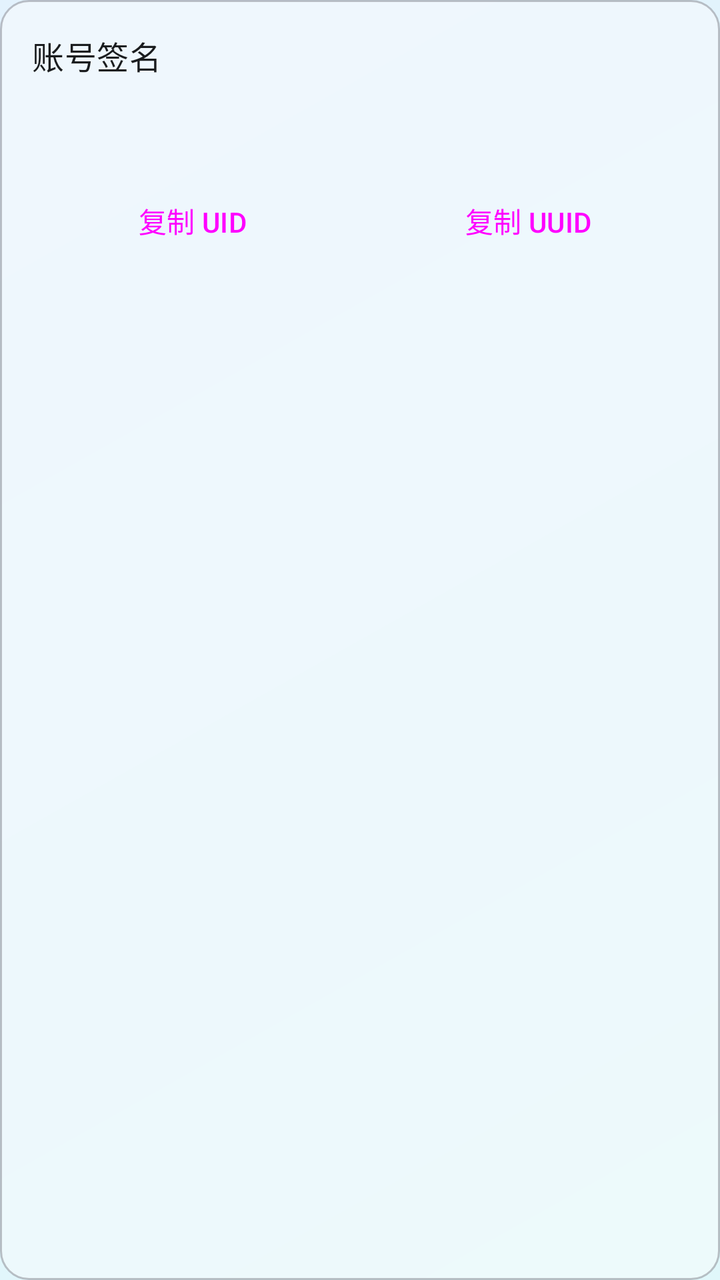
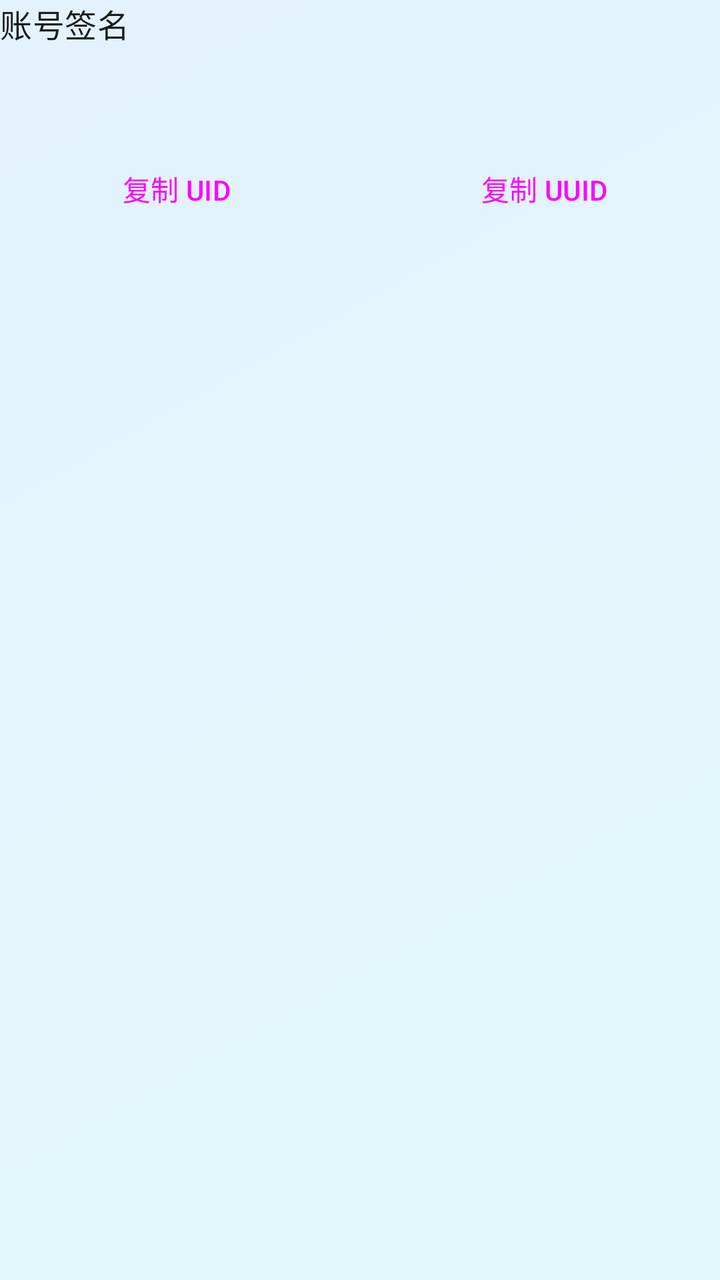

Two renders of the same Android screen: before a commit and after it. Below are the layout's source before the change and the commit's diff.
<!-- AndroidManifest.xml: application theme AppTheme -->
<!-- res/layout/dialog_signature.xml -->
<?xml version="1.0" encoding="utf-8"?>
<LinearLayout xmlns:android="http://schemas.android.com/apk/res/android"
    android:layout_width="match_parent"
    android:layout_height="wrap_content"
    android:orientation="vertical"
    android:padding="16dp"
    android:background="@drawable/bg_dialog_add_friend"
    android:elevation="8dp">

    <TextView
        android:layout_width="wrap_content"
        android:layout_height="wrap_content"
        android:text="账号签名"
        android:textAppearance="?attr/textAppearanceTitleMedium"
        android:textColor="?attr/colorOnSurface"
        android:layout_marginBottom="12dp" />

    <TextView
        android:id="@+id/tv_signature"
        android:layout_width="match_parent"
        android:layout_height="wrap_content"
        android:textIsSelectable="true"
        android:textAppearance="?attr/textAppearanceBodyMedium"
        android:textColor="?attr/colorOnSurfaceVariant"
        android:layout_marginBottom="16dp" />

    <LinearLayout
        android:layout_width="match_parent"
        android:layout_height="wrap_content"
        android:orientation="horizontal">

        <Button
            android:id="@+id/btn_copy"
            style="@style/Widget.Material3.Button"
            android:layout_width="0dp"
            android:layout_weight="1"
            android:layout_height="wrap_content"
            android:text="复制 UID" />

        <Button
            android:id="@+id/btn_copy_uuid"
            style="@style/Widget.Material3.Button.OutlinedButton"
            android:layout_width="0dp"
            android:layout_weight="1"
            android:layout_height="wrap_content"
            android:text="复制 UUID"
            android:layout_marginStart="8dp" />
    </LinearLayout>
</LinearLayout>
<!-- resources referenced by this layout -->
<resources>
  <!-- drawable bg_dialog_add_friend (drawable) -->
  <?xml version="1.0" encoding="utf-8"?>
  <shape xmlns:android="http://schemas.android.com/apk/res/android">
      <solid android:color="@color/glass_light_40" />
      <corners android:radius="14dp" />
      <stroke android:width="1dp" android:color="@color/glass_panel_border" />
  </shape>
  <style name="AppTheme" parent="Base.AppTheme" />
  <color name="glass_light_40">#66FEFCFC</color>
  <color name="glass_panel_border">#8086868E</color>
  <color name="glass_light_50">#80FEFCFC</color>
  <!-- drawable bg_window_gradient (drawable) -->
  <?xml version="1.0" encoding="utf-8"?>
  <shape xmlns:android="http://schemas.android.com/apk/res/android"
      android:shape="rectangle">
      <gradient
          android:type="linear"
          android:startColor="@color/gradient_soft_start"
          android:endColor="@color/gradient_soft_end"
          android:angle="135" />
  </shape>
  <color name="primary">#42A5F5</color>
  <color name="on_primary">#FFFFFF</color>
  <color name="primary_container">#BBDEFB</color>
  <color name="surface">#FAFCFF</color>
  <color name="on_surface">#1A1C1E</color>
  <color name="surface_variant">#DCE9F5</color>
  <color name="on_surface_variant">#43525E</color>
  <color name="error">#B3261E</color>
  <color name="on_error">#FFFFFF</color>
  <color name="error_container">#F9DEDC</color>
  <color name="on_error_container">#410E0B</color>
  <color name="surface_container_low">#F7FBFF</color>
  <color name="on_primary_container">#1B3A5C</color>
  <color name="surface_container">#F1F8FD</color>
  <color name="surface_container_high">#E8F2FB</color>
  <color name="surface_container_highest">#E0EDF8</color>
  <color name="tertiary">#90CAF9</color>
  <color name="on_tertiary">#1B3A5C</color>
  <color name="tertiary_container">#E0F7FA</color>
  <color name="on_tertiary_container">#1F4A5A</color>
  <color name="outline">#79747E</color>
  <color name="outline_variant">#CAC4D0</color>
  <color name="secondary">#64B5F6</color>
  <color name="on_secondary">#FFFFFF</color>
  <color name="secondary_container">#E0F7FA</color>
  <color name="on_secondary_container">#1F4A5A</color>
  <style name="ShapeAppearance.Small" parent="ShapeAppearance.Material3.SmallComponent">
          <item name="cornerFamily">rounded</item>
          <item name="cornerSize">12dp</item>
      </style>
  <style name="ShapeAppearance.Medium" parent="ShapeAppearance.Material3.MediumComponent">
          <item name="cornerFamily">rounded</item>
          <item name="cornerSize">18dp</item>
      </style>
  <style name="ShapeAppearance.Large" parent="ShapeAppearance.Material3.LargeComponent">
          <item name="cornerFamily">rounded</item>
          <item name="cornerSize">28dp</item>
      </style>
  <color name="gradient_soft_start">#E0F7FA</color>
  <color name="gradient_soft_end">#E3F2FD</color>
  <!-- unchanged entries left out for length: 1 -->
</resources>

<!-- the commit's change to res/layout/dialog_signature.xml (unified diff, before → after) -->
@@ -3,9 +3,7 @@
     android:layout_width="match_parent"
     android:layout_height="wrap_content"
     android:orientation="vertical"
-    android:padding="16dp"
-    android:background="@drawable/bg_dialog_add_friend"
-    android:elevation="8dp">
+    android:padding="0dp">
 
     <TextView
         android:layout_width="wrap_content"
<!-- resource entries referenced after the edit -->
@@ -1,15 +1,7 @@
 <!-- resources referenced by this layout -->
 <resources>
-  <!-- drawable bg_dialog_add_friend (drawable) -->
-  <?xml version="1.0" encoding="utf-8"?>
-  <shape xmlns:android="http://schemas.android.com/apk/res/android">
-      <solid android:color="@color/glass_light_40" />
-      <corners android:radius="14dp" />
-      <stroke android:width="1dp" android:color="@color/glass_panel_border" />
-  </shape>
   <style name="AppTheme" parent="Base.AppTheme" />
   <color name="glass_light_40">#66FEFCFC</color>
-  <color name="glass_panel_border">#8086868E</color>
   <color name="glass_light_50">#80FEFCFC</color>
   <!-- drawable bg_window_gradient (drawable) -->
   <?xml version="1.0" encoding="utf-8"?>
